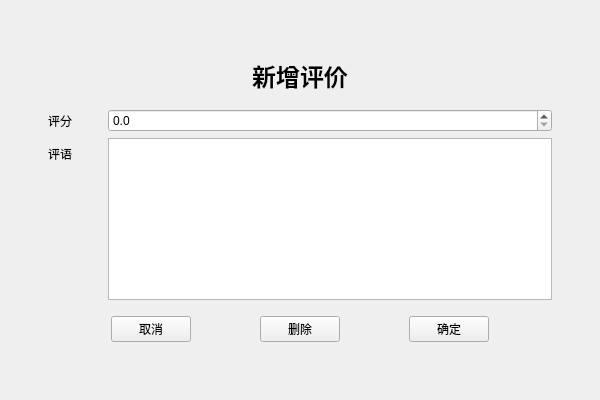
Qt form ui/eva.ui (fanenr/cxx-DS-client) before a commit.
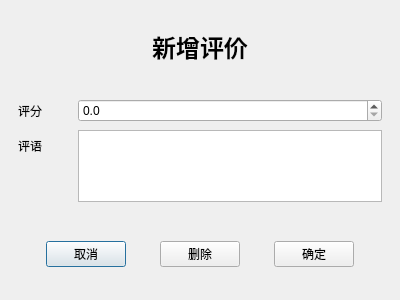
The same form after that commit.

```diff
--- a/ui/eva.ui
+++ b/ui/eva.ui
@@ -1,47 +1,31 @@
 <?xml version="1.0" encoding="UTF-8"?>
 <ui version="4.0">
  <class>Eva</class>
- <widget class="QMainWindow" name="Eva">
+ <widget class="QDialog" name="Eva">
   <property name="geometry">
    <rect>
     <x>0</x>
     <y>0</y>
-    <width>600</width>
-    <height>400</height>
+    <width>400</width>
+    <height>300</height>
    </rect>
   </property>
   <property name="windowTitle">
    <string>新增评价</string>
   </property>
-  <widget class="QWidget" name="center">
-   <layout class="QVBoxLayout" name="vlay">
+  <layout class="QVBoxLayout" name="verticalLayout" stretch="1,0,1">
     <property name="leftMargin">
-     <number>48</number>
+    <number>18</number>
     </property>
     <property name="topMargin">
-     <number>48</number>
+    <number>0</number>
     </property>
     <property name="rightMargin">
-     <number>48</number>
+    <number>18</number>
     </property>
     <property name="bottomMargin">
-     <number>48</number>
-    </property>
-    <item>
-     <spacer name="vsp1">
-      <property name="orientation">
-       <enum>Qt::Vertical</enum>
-      </property>
-      <property name="sizeHint" stdset="0">
-       <size>
-        <width>20</width>
-        <height>40</height>
-       </size>
-      </property>
-     </spacer>
-    </item>
-    <item>
-     <layout class="QHBoxLayout" name="hlay1">
+    <number>0</number>
+   </property>
       <item>
        <widget class="QLabel" name="label1">
         <property name="font">
@@ -54,46 +38,33 @@
          <string>新增评价</string>
         </property>
         <property name="alignment">
-         <set>Qt::AlignCenter</set>
-        </property>
-       </widget>
-      </item>
-     </layout>
-    </item>
-    <item>
-     <spacer name="vsp2">
-      <property name="orientation">
-       <enum>Qt::Vertical</enum>
-      </property>
-      <property name="sizeHint" stdset="0">
-       <size>
-        <width>20</width>
-        <height>40</height>
-       </size>
-      </property>
-     </spacer>
+      <set>Qt::AlignmentFlag::AlignCenter</set>
+     </property>
+    </widget>
     </item>
     <item>
      <layout class="QFormLayout" name="flay">
       <property name="horizontalSpacing">
        <number>36</number>
       </property>
-      <item row="1" column="0">
+     <property name="verticalSpacing">
+      <number>8</number>
+     </property>
+     <item row="0" column="0">
        <widget class="QLabel" name="label2">
         <property name="text">
          <string>评分</string>
         </property>
        </widget>
       </item>
-      <item row="2" column="0">
-       <widget class="QLabel" name="label3">
-        <property name="text">
-         <string>评语</string>
-        </property>
-       </widget>
-      </item>
-      <item row="1" column="1">
+     <item row="0" column="1">
        <widget class="QDoubleSpinBox" name="spin">
+       <property name="sizePolicy">
+        <sizepolicy hsizetype="Preferred" vsizetype="Fixed">
+         <horstretch>0</horstretch>
+         <verstretch>0</verstretch>
+        </sizepolicy>
+       </property>
         <property name="decimals">
          <number>1</number>
         </property>
@@ -102,40 +73,25 @@
         </property>
        </widget>
       </item>
-      <item row="2" column="1">
-       <widget class="QPlainTextEdit" name="edit"/>
+     <item row="1" column="0">
+      <widget class="QLabel" name="label3">
+       <property name="text">
+        <string>评语</string>
+       </property>
+      </widget>
+     </item>
+     <item row="1" column="1">
+      <widget class="QPlainTextEdit" name="edit">
+       <property name="sizeAdjustPolicy">
+        <enum>QAbstractScrollArea::SizeAdjustPolicy::AdjustToContents</enum>
+       </property>
+      </widget>
       </item>
      </layout>
     </item>
-    <item>
-     <spacer name="vsp3">
-      <property name="orientation">
-       <enum>Qt::Vertical</enum>
-      </property>
-      <property name="sizeHint" stdset="0">
-       <size>
-        <width>20</width>
-        <height>40</height>
-       </size>
-      </property>
-     </spacer>
-    </item>
     <item>
      <layout class="QHBoxLayout" name="hlay2">
-      <item>
-       <spacer name="hsp1">
-        <property name="orientation">
-         <enum>Qt::Horizontal</enum>
-        </property>
-        <property name="sizeHint" stdset="0">
-         <size>
-          <width>40</width>
-          <height>20</height>
-         </size>
-        </property>
-       </spacer>
-      </item>
-      <item>
+     <item alignment="Qt::AlignmentFlag::AlignVCenter">
        <widget class="QPushButton" name="pbtn1">
         <property name="sizePolicy">
          <sizepolicy hsizetype="Fixed" vsizetype="Fixed">
@@ -148,20 +104,7 @@
         </property>
        </widget>
       </item>
-      <item>
-       <spacer name="hsp2">
-        <property name="orientation">
-         <enum>Qt::Horizontal</enum>
-        </property>
-        <property name="sizeHint" stdset="0">
-         <size>
-          <width>40</width>
-          <height>20</height>
-         </size>
-        </property>
-       </spacer>
-      </item>
-      <item>
+     <item alignment="Qt::AlignmentFlag::AlignVCenter">
        <widget class="QPushButton" name="pbtn2">
         <property name="sizePolicy">
          <sizepolicy hsizetype="Fixed" vsizetype="Fixed">
@@ -174,20 +117,7 @@
         </property>
        </widget>
       </item>
-      <item>
-       <spacer name="hsp3">
-        <property name="orientation">
-         <enum>Qt::Horizontal</enum>
-        </property>
-        <property name="sizeHint" stdset="0">
-         <size>
-          <width>40</width>
-          <height>20</height>
-         </size>
-        </property>
-       </spacer>
-      </item>
-      <item>
+     <item alignment="Qt::AlignmentFlag::AlignVCenter">
        <widget class="QPushButton" name="pbtn3">
         <property name="sizePolicy">
          <sizepolicy hsizetype="Fixed" vsizetype="Fixed">
@@ -200,36 +130,9 @@
         </property>
        </widget>
       </item>
-      <item>
-       <spacer name="hsp4">
-        <property name="orientation">
-         <enum>Qt::Horizontal</enum>
-        </property>
-        <property name="sizeHint" stdset="0">
-         <size>
-          <width>40</width>
-          <height>20</height>
-         </size>
-        </property>
-       </spacer>
-      </item>
-     </layout>
-    </item>
-    <item>
-     <spacer name="vsp4">
-      <property name="orientation">
-       <enum>Qt::Vertical</enum>
-      </property>
-      <property name="sizeHint" stdset="0">
-       <size>
-        <width>20</width>
-        <height>40</height>
-       </size>
-      </property>
-     </spacer>
-    </item>
-   </layout>
-  </widget>
+    </layout>
+   </item>
+  </layout>
  </widget>
  <resources/>
  <connections/>
```
Lines whose indentation alone changed are shown as unchanged.
